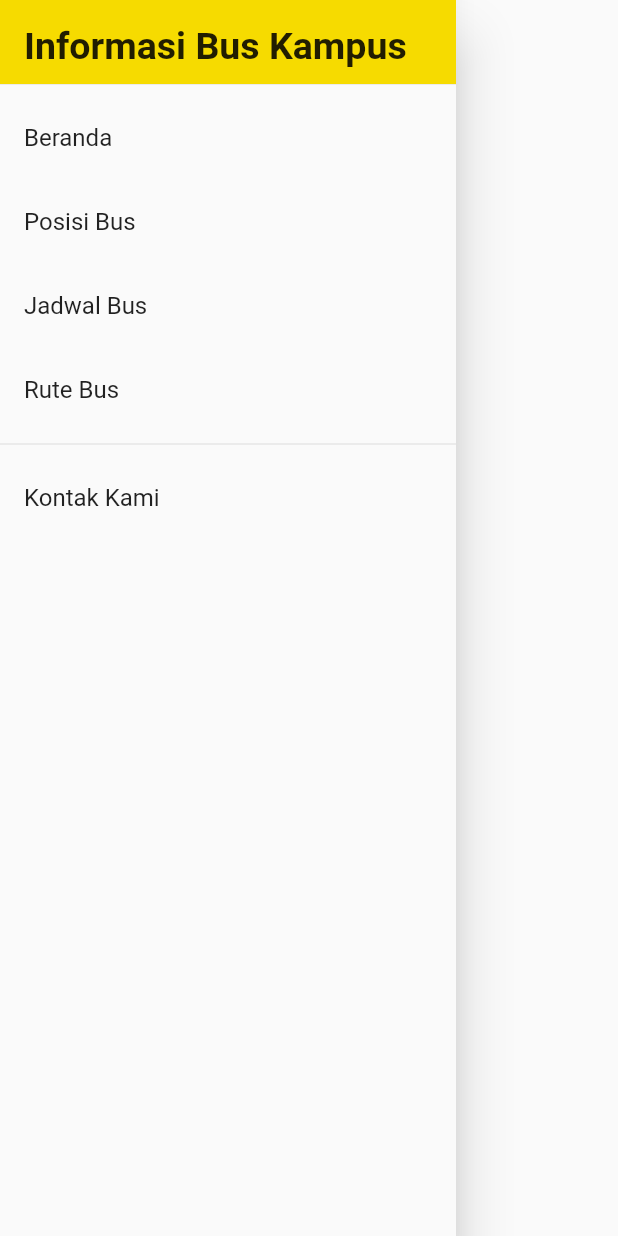
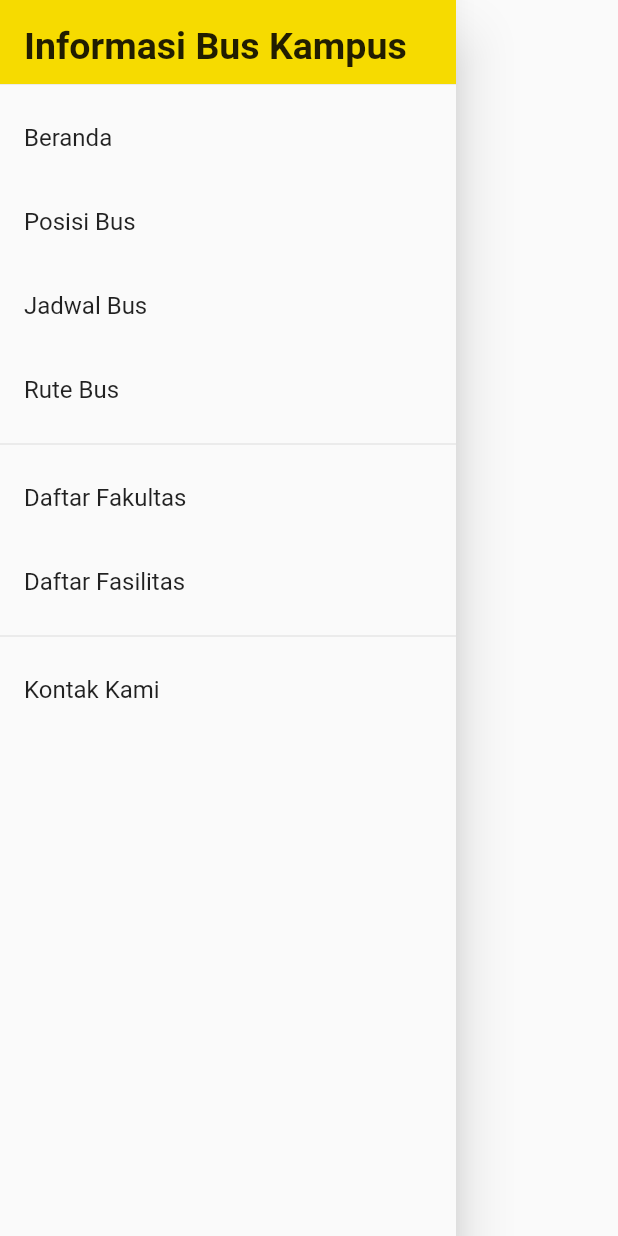
Before and after one commit to ibuska/ibuska-flutter, a Flutter app: the DrawerMenu widget shown alone on an empty page, opened directly with empty values, on a phone screen of 412 x 824 dp. Run offline on Flutter 3.47's test engine with Material 2 defaults, Android fonts, the phone set to English and light mode, and no system bars.

Commit message:
Add more pages

```diff
--- a/lib/presentation/widgets/drawer_menu.dart
+++ b/lib/presentation/widgets/drawer_menu.dart
@@ -55,6 +55,15 @@ class DrawerMenu extends StatelessWidget {
                   ),
                   const Divider(),
                   ListTile(
+                    title: const Text('Daftar Fakultas'),
+                    onTap: () {},
+                  ),
+                  ListTile(
+                    title: const Text('Daftar Fasilitas'),
+                    onTap: () {},
+                  ),
+                  const Divider(),
+                  ListTile(
                     title: const Text('Kontak Kami'),
                     onTap: () {},
                   ),
```
Also changed, not shown: lib/presentation/pages/facility_page.dart (added), lib/presentation/pages/faculty_page.dart (added).
